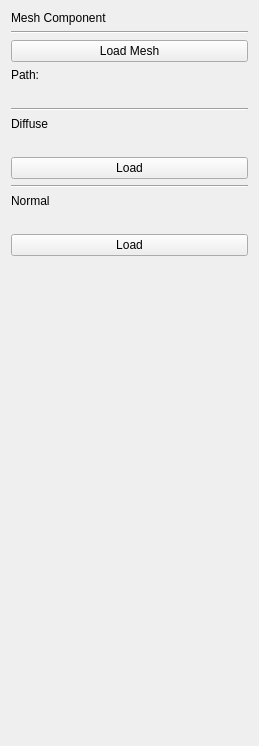
rogerbusquets97/Graphics-Engine, file meshcomponentwidget.ui: the form before one commit.
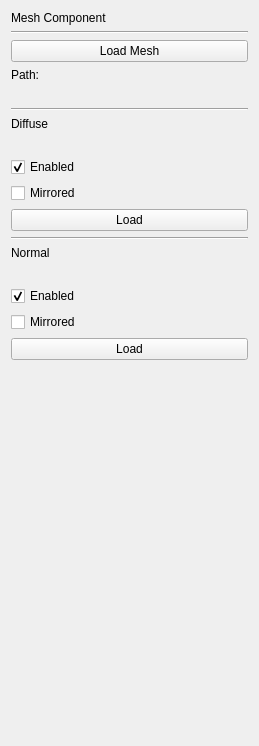
The form after the commit.

Commit message: Default Color and normals + load fbx or obj

Patch:
```diff
--- a/meshcomponentwidget.ui
+++ b/meshcomponentwidget.ui
@@ -76,6 +76,23 @@
      </property>
     </widget>
    </item>
+   <item>
+    <widget class="QCheckBox" name="DiffuseEnabledCheckBox">
+     <property name="text">
+      <string>Enabled</string>
+     </property>
+     <property name="checked">
+      <bool>true</bool>
+     </property>
+    </widget>
+   </item>
+   <item>
+    <widget class="QCheckBox" name="DiffuseMirroredCheckBox">
+     <property name="text">
+      <string>Mirrored</string>
+     </property>
+    </widget>
+   </item>
    <item>
     <widget class="QPushButton" name="DiffuseLoadButton">
      <property name="text">
@@ -104,6 +121,23 @@
      </property>
     </widget>
    </item>
+   <item>
+    <widget class="QCheckBox" name="NormalEnabledCheckBox">
+     <property name="text">
+      <string>Enabled</string>
+     </property>
+     <property name="checked">
+      <bool>true</bool>
+     </property>
+    </widget>
+   </item>
+   <item>
+    <widget class="QCheckBox" name="NormalMirroredCheckBox">
+     <property name="text">
+      <string>Mirrored</string>
+     </property>
+    </widget>
+   </item>
    <item>
     <widget class="QPushButton" name="NormalLoadButton">
      <property name="text">
```
The commit also changes 11 other files.
